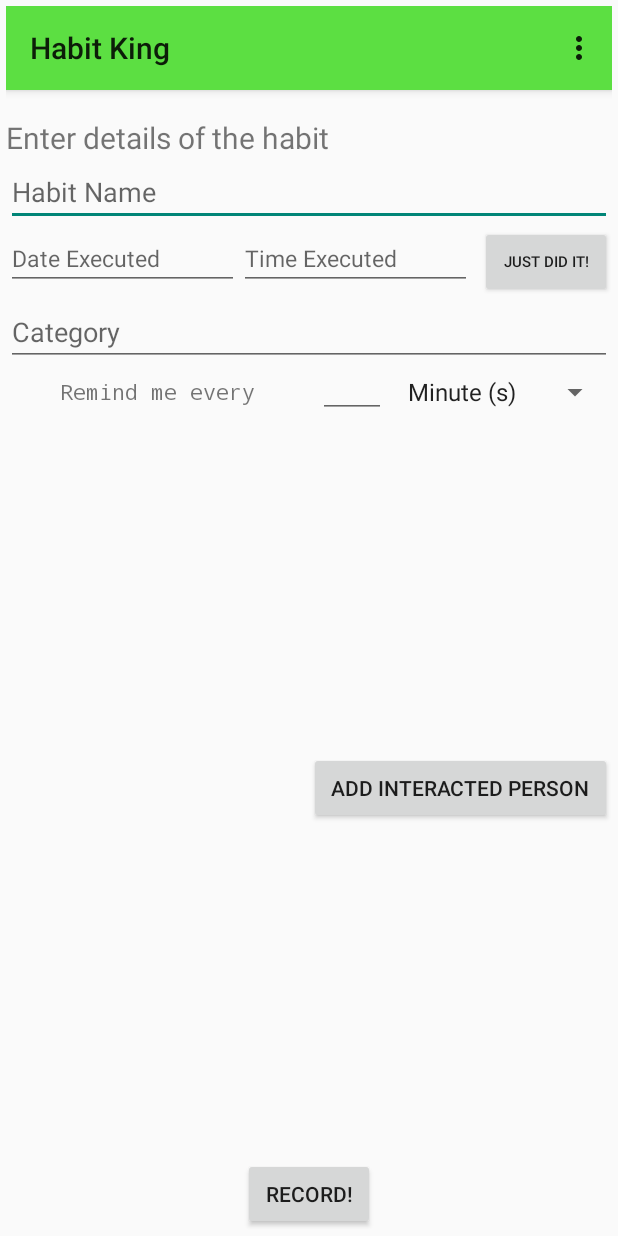
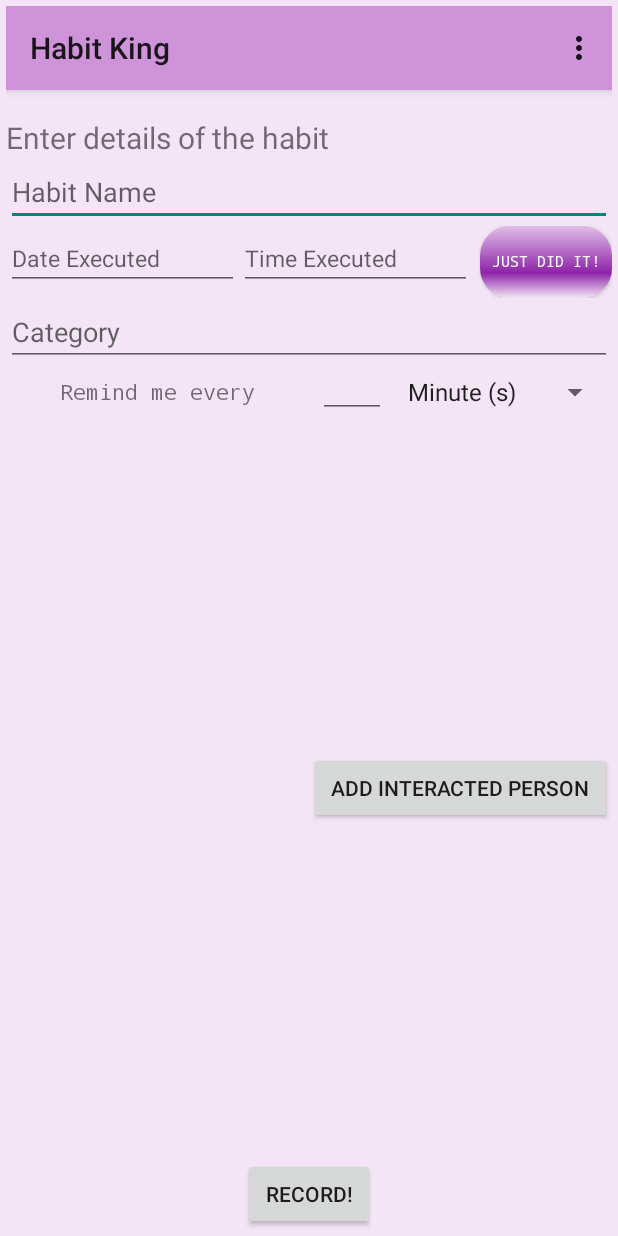
Before and after one commit to aimanuslim/Habit-Tracker, an Android app: the screen it shows after launch (MainActivity), on a phone screen of 412 x 824 dp. Run offline under Robolectric (Android 15) with nearby library versions, the phone set to English and light mode, and no system bars; our stand-ins replace Firebase (no records; nobody signed in at launch, a user with empty details on screens opened directly).

```diff
--- a/app/build.gradle
+++ b/app/build.gradle
@@ -6,7 +6,7 @@ android {
     buildToolsVersion "25"
     defaultConfig {
         applicationId "com.theunheard.habitking"
-        minSdkVersion 10
+        minSdkVersion 18
         targetSdkVersion 25
         versionCode 1
         versionName "1.0"
@@ -39,6 +39,7 @@ dependencies {
     androidTestCompile 'com.android.support.test.espresso:espresso-core:2.2.2'
     androidTestCompile 'com.android.support.test.espresso:espresso-intents:2.2.2'
     androidTestCompile 'com.android.support.test.espresso:espresso-contrib:2.2'
+    androidTestCompile 'com.android.support.test.uiautomator:uiautomator-v18:2.1.1'
 
     compile 'com.android.support:support-annotations:25.1.1'
     compile 'com.android.support:support-v4:25.1.1'
@@ -55,6 +56,7 @@ dependencies {
     compile 'com.android.support:support-v4:25.1.1'
     compile 'com.google.firebase:firebase-database:10.0.1'
     compile 'com.android.support.test.espresso:espresso-idling-resource:2.2.2'
+
     testCompile 'junit:junit:4.12'
 
 
--- a/app/src/main/java/com/theunheard/habitking/MainActivity.java
+++ b/app/src/main/java/com/theunheard/habitking/MainActivity.java
@@ -153,7 +153,7 @@ public class MainActivity extends AppCompatActivity {
 
         // firebase initialization
 
-        // TODO: skip firebase and figure out how to use local storage for now
+        // TODO: implement fire base for analytics
 //        if(_databaseRef == null) {
 //            _firebaseInstance = FirebaseDatabase.getInstance();
 //            _firebaseInstance.setPersistenceEnabled(true);
@@ -326,7 +326,7 @@ public class MainActivity extends AppCompatActivity {
             _dbHandler.addHabit(habit);
         }
 
-        // TODO: interacted person feature
+        // laterTODO: interacted person feature
         if(personInteractedListView.getAdapter().getCount() != 0) {
             _dbHandler.addPersonInteracted(habit);
         }
--- /dev/null
+++ b/app/src/main/res/drawable/custom_button.xml
@@ -0,0 +1,20 @@
+<?xml version="1.0" encoding="utf-8"?>
+<shape xmlns:android="http://schemas.android.com/apk/res/android" android:shape="rectangle" >
+    <corners
+        android:radius="20dp"
+        />
+    <gradient
+        android:angle="90"
+        android:centerX="35%"
+        android:centerColor="#ff8e24aa"
+        android:startColor="#fff3e5f5"
+        android:endColor="#ffe1bee7"
+        android:type="linear"
+        />
+    <padding
+        android:left="0dp"
+        android:top="0dp"
+        android:right="0dp"
+        android:bottom="0dp"
+        />
+</shape>
--- a/app/src/main/res/layout/activity_habit_list.xml
+++ b/app/src/main/res/layout/activity_habit_list.xml
@@ -8,12 +8,13 @@
     android:paddingLeft="@dimen/activity_horizontal_margin"
     android:paddingRight="@dimen/activity_horizontal_margin"
     android:paddingTop="@dimen/activity_vertical_margin"
+    android:background="@color/colorPurpleLight"
     tools:context="com.theunheard.habitking.HabitListActivity">
 
     <android.support.v7.widget.Toolbar
         android:layout_width="match_parent"
         android:layout_height="wrap_content"
-        android:background="?attr/colorAccent"
+        android:background="@color/colorPurpleMedium"
         android:theme="?attr/actionBarTheme"
         android:minHeight="?attr/actionBarSize"
         android:id="@+id/habitron_habit_list_toolbar" />
--- a/app/src/main/res/layout/activity_main.xml
+++ b/app/src/main/res/layout/activity_main.xml
@@ -10,6 +10,7 @@
     android:paddingLeft="@dimen/activity_horizontal_margin"
     android:paddingRight="@dimen/activity_horizontal_margin"
     android:paddingTop="@dimen/activity_vertical_margin"
+    android:background="@color/colorPurpleLight"
     tools:context="com.theunheard.habitking.MainActivity"
 
     android:orientation="vertical"
@@ -20,7 +21,7 @@
         android:id="@+id/habitron_toolbar"
         android:layout_width="match_parent"
         android:layout_height="?attr/actionBarSize"
-        android:background="@color/colorPrimary"
+        android:background="@color/colorPurpleMedium"
         android:elevation="4dp"
         android:theme="@style/ThemeOverlay.AppCompat.ActionBar"
         app:popupTheme="@style/ThemeOverlay.AppCompat.Light"/>
@@ -99,9 +100,13 @@
                     android:ems="5"
                     android:layout_width="wrap_content"
                     android:layout_height="wrap_content"
+                    android:textColor="#FFFFFFFF"
+                    android:fontFamily="monospace"
+
+                    android:textSize="10sp"
+                    android:background="@drawable/custom_button"
                     android:id="@+id/nowButton"
-                    android:textSize="10sp"
-                    />
+                   />
 
             </LinearLayout>
 
--- a/app/src/main/res/values/colors.xml
+++ b/app/src/main/res/values/colors.xml
@@ -3,4 +3,7 @@
     <color name="colorPrimary">#5cdf42</color>
     <color name="colorPrimaryDark">#303F9F</color>
     <color name="colorAccent">#FF4081</color>
+    <color name="colorPurpleLight">#F3E5F5</color>
+    <color name="colorPurpleMedium">#CE93D8</color>
+    <color name="colorPurpleHigh">#6A1B9A</color>
 </resources>
```
Also changed, not shown: 1 other file.
